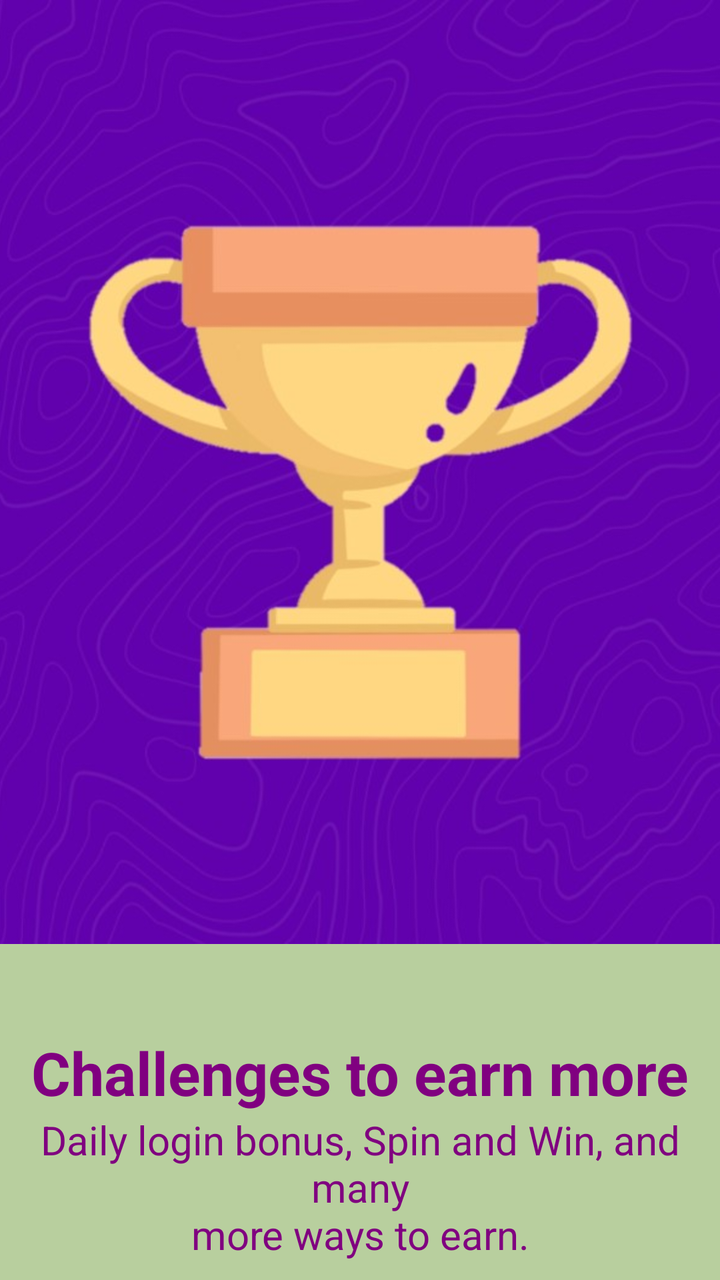
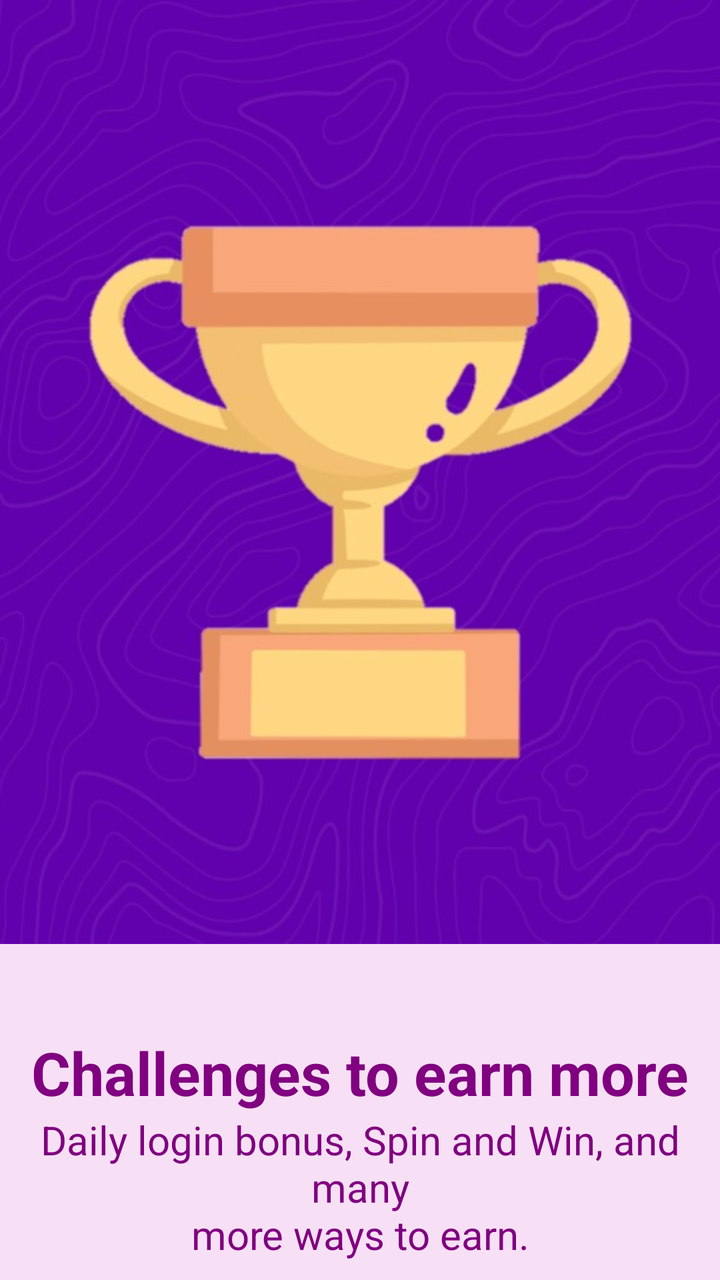

Screens rendered from an Android XML layout before and after an edit, with the pre-edit source and the edit as a unified diff.
<!-- AndroidManifest.xml: application theme Theme.MCashUI -->
<!-- res/layout/slide3.xml -->
<?xml version="1.0" encoding="utf-8"?>
<androidx.constraintlayout.widget.ConstraintLayout
    xmlns:android="http://schemas.android.com/apk/res/android"
    xmlns:app="http://schemas.android.com/apk/res-auto"
    xmlns:tools="http://schemas.android.com/tools"
    android:layout_width="match_parent"
    android:orientation="vertical"
    android:background="@color/fragmentbg"
    android:layout_height="match_parent">

    <ImageView
        android:id="@+id/imageView4"
        android:layout_width="538dp"
        android:layout_height="472dp"
        android:layout_gravity="center"
        android:layout_marginBottom="44dp"
        android:src="@drawable/slide2img"
        app:layout_constraintBottom_toTopOf="@+id/textView17"
        app:layout_constraintEnd_toEndOf="parent"
        app:layout_constraintHorizontal_bias="0.503"
        app:layout_constraintStart_toStartOf="parent"
        app:layout_constraintTop_toTopOf="parent" />

    <TextView
        android:id="@+id/textView17"
        android:layout_width="wrap_content"
        android:layout_height="wrap_content"
        android:layout_gravity="center"
        android:layout_marginTop="44dp"
        android:text="Challenges to earn more"
        android:textColor="@color/purple"
        android:textSize="30dp"
        android:textStyle="bold"
        app:layout_constraintEnd_toEndOf="parent"
        app:layout_constraintHorizontal_bias="0.497"
        app:layout_constraintStart_toStartOf="parent"
        app:layout_constraintTop_toBottomOf="@+id/imageView4" />

    <TextView
        android:id="@+id/textView18"
        android:layout_width="wrap_content"
        android:layout_height="wrap_content"
        android:layout_gravity="center"
        android:gravity="center"
        android:text="Daily login bonus, Spin and Win, and many\nmore ways to earn."
        android:textColor="@color/purple"
        android:textSize="20dp"
        app:layout_constraintBottom_toBottomOf="parent"
        app:layout_constraintEnd_toEndOf="parent"
        app:layout_constraintHorizontal_bias="0.567"
        app:layout_constraintStart_toStartOf="parent"
        app:layout_constraintTop_toBottomOf="@+id/textView17"
        app:layout_constraintVertical_bias="0.0" />


</androidx.constraintlayout.widget.ConstraintLayout>
<!-- resources referenced by this layout -->
<resources>
  <color name="fragmentbg">#B8CF9E</color>
  <color name="purple">#800080</color>
  <!-- drawable slide2img: jpg bitmap (drawable, 60947 bytes) -->
  <style name="Theme.MCashUI" parent="Theme.MaterialComponents.DayNight.DarkActionBar">
          
          <item name="colorPrimary">@color/purple_500</item>
          <item name="colorPrimaryVariant">@color/purple_700</item>
          <item name="colorOnPrimary">@color/white</item>
          
          <item name="colorSecondary">@color/teal_200</item>
          <item name="colorSecondaryVariant">@color/teal_700</item>
          <item name="colorOnSecondary">@color/black</item>
          
          <item name="android:statusBarColor">?attr/colorPrimaryVariant</item>
          
      </style>
  <color name="purple_500">#FF6200EE</color>
  <color name="purple_700">#FF3700B3</color>
  <color name="white">#FFFFFFFF</color>
  <color name="teal_200">#FF03DAC5</color>
  <color name="teal_700">#FF018786</color>
  <color name="black">#FF000000</color>
</resources>

<!-- the commit's change to res/layout/slide3.xml (unified diff, before → after) -->
@@ -5,7 +5,7 @@
     xmlns:tools="http://schemas.android.com/tools"
     android:layout_width="match_parent"
     android:orientation="vertical"
-    android:background="@color/fragmentbg"
+    android:background="@color/pinky"
     android:layout_height="match_parent">
 
     <ImageView
<!-- resource entries referenced after the edit -->
@@ -1,6 +1,6 @@
 <!-- resources referenced by this layout -->
 <resources>
-  <color name="fragmentbg">#B8CF9E</color>
+  <color name="pinky">#5EEAACE4</color>
   <color name="purple">#800080</color>
   <!-- drawable slide2img: jpg bitmap (drawable, 60947 bytes) -->
   <style name="Theme.MCashUI" parent="Theme.MaterialComponents.DayNight.DarkActionBar">
